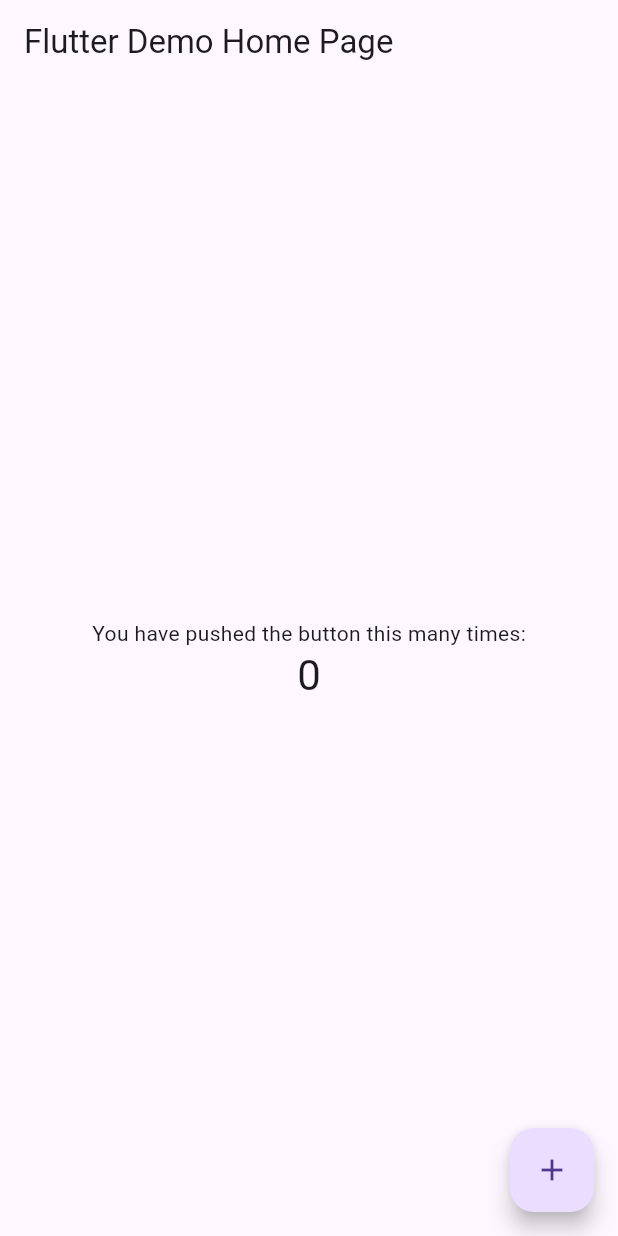
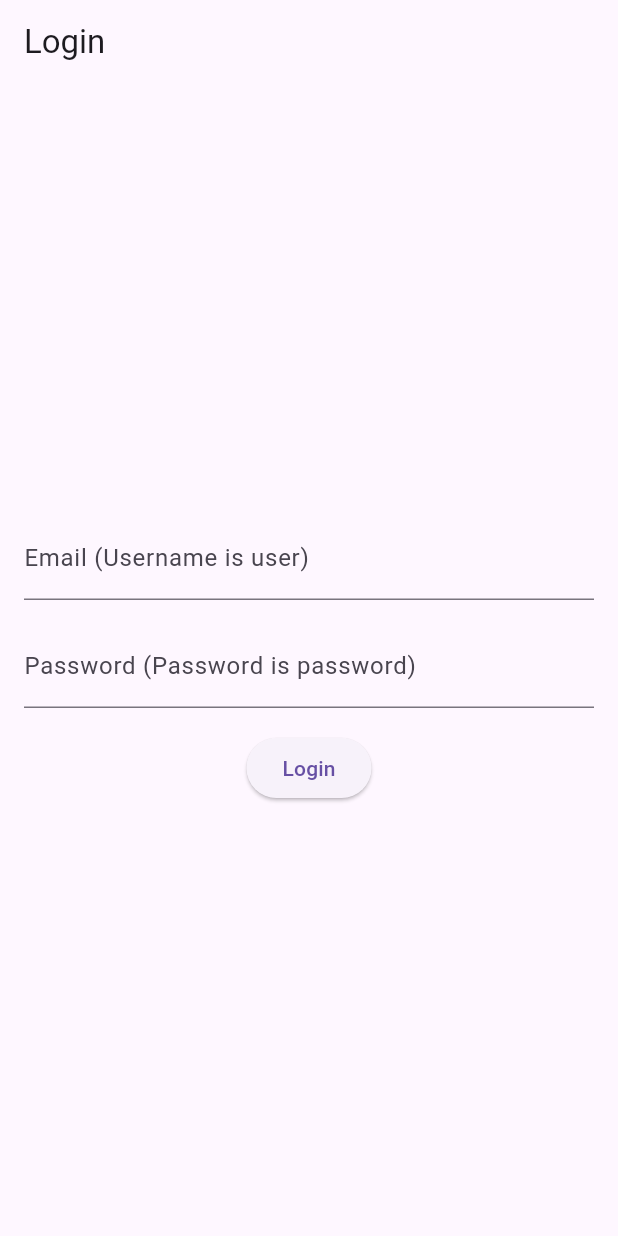
Before and after one commit to GabeC117/Smart-Wallet, a Flutter app: the screen it shows after launch, on a phone screen of 412 x 824 dp. Run offline on Flutter 3.47's test engine with Material 3 defaults, Android fonts, the phone set to English and light mode, and no system bars.

Commit message:
Login test fixed. Login page created and redirects to Home

```diff
--- a/lib/main.dart
+++ b/lib/main.dart
@@ -1,115 +1,85 @@
 import 'package:flutter/material.dart';
+import 'package:smart_wallet/home.dart';
 
 void main() {
-  runApp(const MyApp());
+  runApp(MyApp());
 }
 
 class MyApp extends StatelessWidget {
-  const MyApp({Key? key}) : super(key: key);
-
-  // This widget is the root of your application.
   @override
   Widget build(BuildContext context) {
     return MaterialApp(
-      title: 'Flutter Demo',
-      theme: ThemeData(
-        // This is the theme of your application.
-        //
-        // Try running your application with "flutter run". You'll see the
-        // application has a blue toolbar. Then, without quitting the app, try
-        // changing the primarySwatch below to Colors.green and then invoke
-        // "hot reload" (press "r" in the console where you ran "flutter run",
-        // or simply save your changes to "hot reload" in a Flutter IDE).
-        // Notice that the counter didn't reset back to zero; the application
-        // is not restarted.
-        primarySwatch: Colors.blue,
-      ),
-      home: const MyHomePage(title: 'Flutter Demo Home Page'),
+      title: 'Login Demo',
+      home: LoginPage(),
     );
   }
 }
 
-class MyHomePage extends StatefulWidget {
-  const MyHomePage({Key? key, required this.title}) : super(key: key);
-
-  // This widget is the home page of your application. It is stateful, meaning
-  // that it has a State object (defined below) that contains fields that affect
-  // how it looks.
-
-  // This class is the configuration for the state. It holds the values (in this
-  // case the title) provided by the parent (in this case the App widget) and
-  // used by the build method of the State. Fields in a Widget subclass are
-  // always marked "final".
-
-  final String title;
-
+class LoginPage extends StatefulWidget {
   @override
-  State<MyHomePage> createState() => _MyHomePageState();
+  _LoginPageState createState() => _LoginPageState();
 }
 
-class _MyHomePageState extends State<MyHomePage> {
-  int _counter = 0;
-
-  void _incrementCounter() {
-    setState(() {
-      // This call to setState tells the Flutter framework that something has
-      // changed in this State, which causes it to rerun the build method below
-      // so that the display can reflect the updated values. If we changed
-      // _counter without calling setState(), then the build method would not be
-      // called again, and so nothing would appear to happen.
-      _counter++;
-    });
-  }
+class _LoginPageState extends State<LoginPage> {
+  TextEditingController _usernameController = TextEditingController();
+  TextEditingController _passwordController = TextEditingController();
 
   @override
   Widget build(BuildContext context) {
-    // This method is rerun every time setState is called, for instance as done
-    // by the _incrementCounter method above.
-    //
-    // The Flutter framework has been optimized to make rerunning build methods
-    // fast, so that you can just rebuild anything that needs updating rather
-    // than having to individually change instances of widgets.
     return Scaffold(
       appBar: AppBar(
-        // Here we take the value from the MyHomePage object that was created by
-        // the App.build method, and use it to set our appbar title.
-        title: Text(widget.title),
+        title: Text('Login'),
       ),
-      body: Center(
-        // Center is a layout widget. It takes a single child and positions it
-        // in the middle of the parent.
+      body: Padding(
+        padding: EdgeInsets.all(16.0),
         child: Column(
-          // Column is also a layout widget. It takes a list of children and
-          // arranges them vertically. By default, it sizes itself to fit its
-          // children horizontally, and tries to be as tall as its parent.
-          //
-          // Invoke "debug painting" (press "p" in the console, choose the
-          // "Toggle Debug Paint" action from the Flutter Inspector in Android
-          // Studio, or the "Toggle Debug Paint" command in Visual Studio Code)
-          // to see the wireframe for each widget.
-          //
-          // Column has various properties to control how it sizes itself and
-          // how it positions its children. Here we use mainAxisAlignment to
-          // center the children vertically; the main axis here is the vertical
-          // axis because Columns are vertical (the cross axis would be
-          // horizontal).
           mainAxisAlignment: MainAxisAlignment.center,
-          children: <Widget>[
-            const Text(
-              'You have pushed the button this many times:',
+          children: [
+            TextField(
+              controller: _usernameController,
+              decoration: InputDecoration(labelText: 'Email (Username is user)'),
             ),
-            Text(
-              '$_counter',
-              style: Theme.of(context).textTheme.headline4,
+            SizedBox(height: 16.0),
+            TextField(
+              controller: _passwordController,
+              obscureText: true,
+              decoration: InputDecoration(labelText: 'Password (Password is password)'),
+            ),
+            SizedBox(height: 16.0),
+            ElevatedButton(
+              onPressed: () {
+                // Perform login logic here (e.g., check username and password)
+                // For simplicity, a basic check is performed here
+                if (_usernameController.text == 'user' &&
+                    _passwordController.text == 'password') {
+                  Navigator.pushReplacement(
+                    context,
+                    MaterialPageRoute(builder: (context) => HomePage()),
+                  );
+                } else {
+                  // Show an error message or handle unsuccessful login
+                  showDialog(
+                    context: context,
+                    builder: (context) => AlertDialog(
+                      title: Text('Login Failed'),
+                      content: Text('Invalid username or password.'),
+                      actions: [
+                        TextButton(
+                          onPressed: () {
+                            Navigator.pop(context);
+                          },
+                          child: Text('OK'),
+                        ),
+                      ],
+                    ),
+                  );
+                }
+              },
+              child: Text('Login'),
             ),
           ],
         ),
       ),
-      floatingActionButton: FloatingActionButton(
-        onPressed: _incrementCounter,
-        tooltip: 'Increment',
-        child: const Icon(Icons.add),
-      ), // This trailing comma makes auto-formatting nicer for build methods.
     );
   }
 }
```
Also changed, not shown: lib/home.dart (+14 -0 lines), 1 other file.
